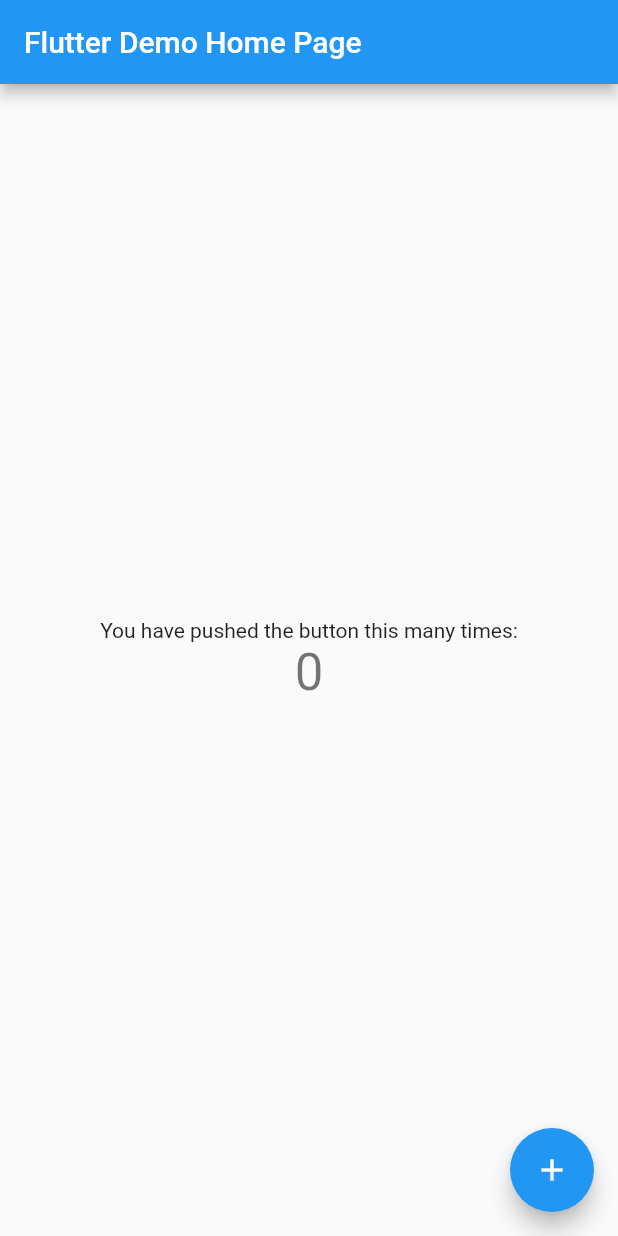
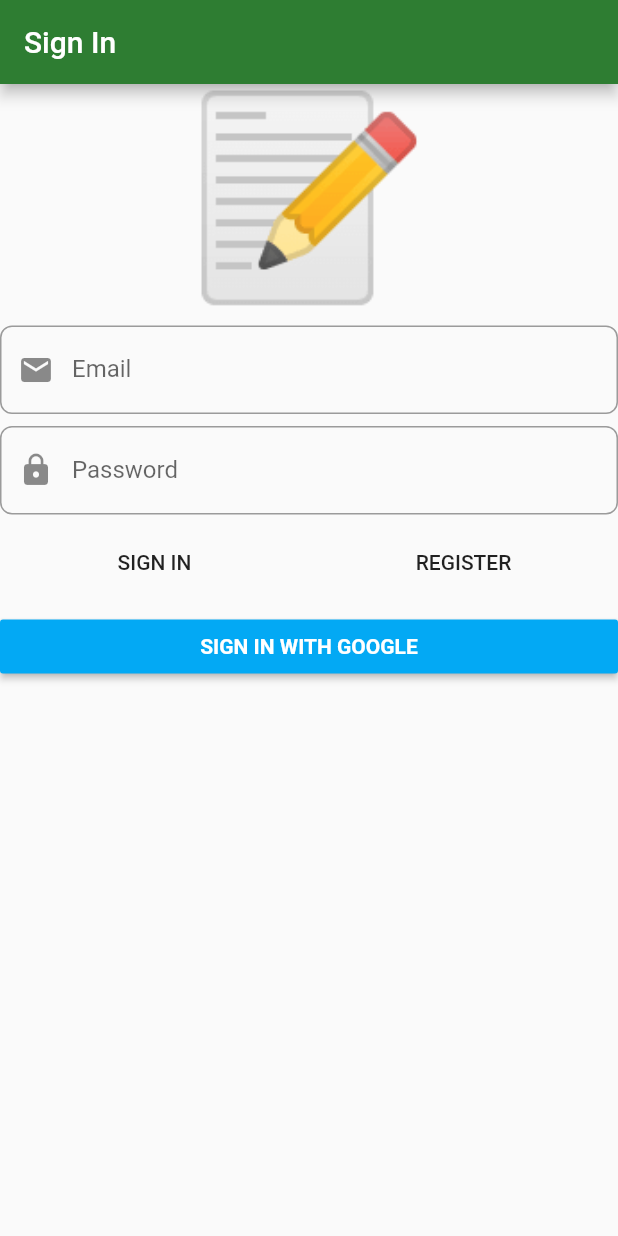
Before and after one commit to julianvu/notes_firebase_ddd, a Flutter app: the screen it shows after launch, on a phone screen of 412 x 824 dp. Run offline on Flutter 3.47's test engine with Material 2 defaults, Android fonts, the phone set to English and light mode, and no system bars; our stand-ins replace bloc, dartz, firebase_auth, firebase_core, flushbar, flutter_bloc and 4 more; accounts and stored records are empty; generated files the repository leaves out were written again.

Commit message:
Implement Sign-In form

```diff
--- a/lib/application/auth/sign_in_form/sign_in_form_bloc.dart
+++ b/lib/application/auth/sign_in_form/sign_in_form_bloc.dart
@@ -2,6 +2,7 @@ import 'dart:async';
 
 import 'package:bloc/bloc.dart';
 import 'package:dartz/dartz.dart';
+import 'package:flutter/material.dart';
 import 'package:freezed_annotation/freezed_annotation.dart';
 import 'package:injectable/injectable.dart';
 import 'package:notes_firebase_ddd_course/domain/auth/auth_failure.dart';
@@ -83,7 +84,7 @@ class SignInFormBloc extends Bloc<SignInFormEvent, SignInFormState> {
 
     yield state.copyWith(
       isSubmitting: false,
-      showErrorMessages: true,
+      showErrorMessages: AutovalidateMode.always,
       authFailureOrSuccessOption: optionOf(failureOrSuccess),
     );
   }
--- a/lib/application/auth/sign_in_form/sign_in_form_state.dart
+++ b/lib/application/auth/sign_in_form/sign_in_form_state.dart
@@ -5,7 +5,7 @@ abstract class SignInFormState with _$SignInFormState {
   const factory SignInFormState({
     @required EmailAddress emailAddress,
     @required Password password,
-    @required bool showErrorMessages,
+    @required AutovalidateMode showErrorMessages,
     @required bool isSubmitting,
     @required Option<Either<AuthFailure, Unit>> authFailureOrSuccessOption,
   }) = _SignInFormState;
@@ -13,7 +13,7 @@ abstract class SignInFormState with _$SignInFormState {
   factory SignInFormState.initial() => SignInFormState(
         emailAddress: EmailAddress(""),
         password: Password(""),
-        showErrorMessages: false,
+        showErrorMessages: AutovalidateMode.disabled,
         isSubmitting: false,
         authFailureOrSuccessOption: none(),
       );
--- a/lib/infrastructure/auth/firebase_auth_facade.dart
+++ b/lib/infrastructure/auth/firebase_auth_facade.dart
@@ -73,8 +73,6 @@ class FirebaseAuthFacade implements IAuthFacade {
       return right(unit);
     } on FirebaseAuthException catch (e) {
       return left(const AuthFailure.serverError());
-    } on PlatformException catch (e) {
-      return left(const AuthFailure.serverError());
     }
   }
 }
--- a/lib/main.dart
+++ b/lib/main.dart
@@ -1,120 +1,12 @@
+import 'package:firebase_core/firebase_core.dart';
 import 'package:flutter/material.dart';
 import 'package:injectable/injectable.dart';
 import 'package:notes_firebase_ddd_course/injection.dart';
+import 'package:notes_firebase_ddd_course/presentation/core/app_widget.dart';
 
-void main() {
+void main() async {
+  WidgetsFlutterBinding.ensureInitialized();
+  await Firebase.initializeApp();
   configureInjection(Environment.prod);
-  runApp(MyApp());
+  runApp(AppWidget());
 }
-
-class MyApp extends StatelessWidget {
-  // This widget is the root of your application.
-  @override
-  Widget build(BuildContext context) {
-    return MaterialApp(
-      title: 'Flutter Demo',
-      theme: ThemeData(
-        // This is the theme of your application.
-        //
-        // Try running your application with "flutter run". You'll see the
-        // application has a blue toolbar. Then, without quitting the app, try
-        // changing the primarySwatch below to Colors.green and then invoke
-        // "hot reload" (press "r" in the console where you ran "flutter run",
-        // or simply save your changes to "hot reload" in a Flutter IDE).
-        // Notice that the counter didn't reset back to zero; the application
-        // is not restarted.
-        primarySwatch: Colors.blue,
-        // This makes the visual density adapt to the platform that you run
-        // the app on. For desktop platforms, the controls will be smaller and
-        // closer together (more dense) than on mobile platforms.
-        visualDensity: VisualDensity.adaptivePlatformDensity,
-      ),
-      home: MyHomePage(title: 'Flutter Demo Home Page'),
-    );
-  }
-}
-
-class MyHomePage extends StatefulWidget {
-  MyHomePage({Key key, this.title}) : super(key: key);
-
-  // This widget is the home page of your application. It is stateful, meaning
-  // that it has a State object (defined below) that contains fields that affect
-  // how it looks.
-
-  // This class is the configuration for the state. It holds the values (in this
-  // case the title) provided by the parent (in this case the App widget) and
-  // used by the build method of the State. Fields in a Widget subclass are
-  // always marked "final".
-
-  final String title;
-
-  @override
-  _MyHomePageState createState() => _MyHomePageState();
-}
-
-class _MyHomePageState extends State<MyHomePage> {
-  int _counter = 0;
-
-  void _incrementCounter() {
-    setState(() {
-      // This call to setState tells the Flutter framework that something has
-      // changed in this State, which causes it to rerun the build method below
-      // so that the display can reflect the updated values. If we changed
-      // _counter without calling setState(), then the build method would not be
-      // called again, and so nothing would appear to happen.
-      _counter++;
-    });
-  }
-
-  @override
-  Widget build(BuildContext context) {
-    // This method is rerun every time setState is called, for instance as done
-    // by the _incrementCounter method above.
-    //
-    // The Flutter framework has been optimized to make rerunning build methods
-    // fast, so that you can just rebuild anything that needs updating rather
-    // than having to individually change instances of widgets.
-    return Scaffold(
-      appBar: AppBar(
-        // Here we take the value from the MyHomePage object that was created by
-        // the App.build method, and use it to set our appbar title.
-        title: Text(widget.title),
-      ),
-      body: Center(
-        // Center is a layout widget. It takes a single child and positions it
-        // in the middle of the parent.
-        child: Column(
-          // Column is also a layout widget. It takes a list of children and
-          // arranges them vertically. By default, it sizes itself to fit its
-          // children horizontally, and tries to be as tall as its parent.
-          //
-          // Invoke "debug painting" (press "p" in the console, choose the
-          // "Toggle Debug Paint" action from the Flutter Inspector in Android
-          // Studio, or the "Toggle Debug Paint" command in Visual Studio Code)
-          // to see the wireframe for each widget.
-          //
-          // Column has various properties to control how it sizes itself and
-          // how it positions its children. Here we use mainAxisAlignment to
-          // center the children vertically; the main axis here is the vertical
-          // axis because Columns are vertical (the cross axis would be
-          // horizontal).
-          mainAxisAlignment: MainAxisAlignment.center,
-          children: <Widget>[
-            Text(
-              'You have pushed the button this many times:',
-            ),
-            Text(
-              '$_counter',
-              style: Theme.of(context).textTheme.headline4,
-            ),
-          ],
-        ),
-      ),
-      floatingActionButton: FloatingActionButton(
-        onPressed: _incrementCounter,
-        tooltip: 'Increment',
-        child: Icon(Icons.add),
-      ), // This trailing comma makes auto-formatting nicer for build methods.
-    );
-  }
-}
--- /dev/null
+++ b/lib/presentation/core/app_widget.dart
@@ -0,0 +1,23 @@
+import 'package:flutter/material.dart';
+import 'package:notes_firebase_ddd_course/presentation/sign_in/sign_in_page.dart';
+
+class AppWidget extends StatelessWidget {
+  // This widget is the root of your application.
+  @override
+  Widget build(BuildContext context) {
+    return MaterialApp(
+        title: 'Notes',
+        debugShowCheckedModeBanner: false,
+        theme: ThemeData.light().copyWith(
+          primaryColor: Colors.green[800],
+          accentColor: Colors.blueAccent,
+          visualDensity: VisualDensity.adaptivePlatformDensity,
+          inputDecorationTheme: InputDecorationTheme(
+            border: OutlineInputBorder(
+              borderRadius: BorderRadius.circular(8.0),
+            ),
+          ),
+        ),
+        home: SignInPage());
+  }
+}
--- /dev/null
+++ b/lib/presentation/sign_in/sign_in_page.dart
@@ -0,0 +1,20 @@
+import 'package:flutter/material.dart';
+import 'package:flutter_bloc/flutter_bloc.dart';
+import 'package:notes_firebase_ddd_course/application/auth/sign_in_form/sign_in_form_bloc.dart';
+import 'package:notes_firebase_ddd_course/injection.dart';
+import 'package:notes_firebase_ddd_course/presentation/sign_in/widgets/sign_in_form.dart';
+
+class SignInPage extends StatelessWidget {
+  @override
+  Widget build(BuildContext context) {
+    return Scaffold(
+      appBar: AppBar(
+        title: const Text("Sign In"),
+      ),
+      body: BlocProvider(
+        create: (context) => getIt<SignInFormBloc>(),
+        child: SignInForm(),
+      ),
+    );
+  }
+}
--- /dev/null
+++ b/lib/presentation/sign_in/widgets/sign_in_form.dart
@@ -0,0 +1,140 @@
+import 'package:flushbar/flushbar_helper.dart';
+import 'package:flutter/material.dart';
+import 'package:flutter_bloc/flutter_bloc.dart';
+import 'package:notes_firebase_ddd_course/application/auth/sign_in_form/sign_in_form_bloc.dart';
+
+class SignInForm extends StatelessWidget {
+  @override
+  Widget build(BuildContext context) {
+    return BlocConsumer<SignInFormBloc, SignInFormState>(
+      listener: (context, state) {
+        state.authFailureOrSuccessOption.fold(() {}, (either) {
+          either.fold((failure) {
+            FlushbarHelper.createError(
+              message: failure.map(
+                  cancelledByUser: (_) => "Cancelled",
+                  emailAlreadyInUse: (_) => "Email already in use",
+                  invalidEmailAndPasswordCombination: (_) =>
+                      "Invalid email and password combination",
+                  serverError: (_) => "Server error"),
+            ).show(context);
+          }, (right) {});
+        });
+      },
+      builder: (context, state) {
+        return Form(
+          autovalidateMode: state.showErrorMessages,
+          child: ListView(
+            children: [
+              const Text(
+                "📝",
+                textAlign: TextAlign.center,
+                style: TextStyle(
+                  fontSize: 130,
+                ),
+              ),
+              const SizedBox(
+                height: 8.0,
+              ),
+              TextFormField(
+                decoration: const InputDecoration(
+                  prefixIcon: Icon(Icons.email),
+                  labelText: "Email",
+                ),
+                autocorrect: false,
+                onChanged: (value) =>
+                    BlocProvider.of<SignInFormBloc>(context).add(
+                  SignInFormEvent.emailChanged(value),
+                ),
+                validator: (_) => BlocProvider.of<SignInFormBloc>(context)
+                    .state
+                    .emailAddress
+                    .value
+                    .fold(
+                      (f) => f.maybeMap(
+                        invalidEmail: (_) => "Invalid Email",
+                        orElse: () => null,
+                      ),
+                      (r) => null,
+                    ),
+              ),
+              const SizedBox(
+                height: 8.0,
+              ),
+              TextFormField(
+                decoration: const InputDecoration(
+                  prefixIcon: Icon(Icons.lock),
+                  labelText: "Password",
+                ),
+                autocorrect: false,
+                obscureText: true,
+                onChanged: (value) =>
+                    BlocProvider.of<SignInFormBloc>(context).add(
+                  SignInFormEvent.passwordChanged(value),
+                ),
+                validator: (_) => BlocProvider.of<SignInFormBloc>(context)
+                    .state
+                    .password
+                    .value
+                    .fold(
+                      (f) => f.maybeMap(
+                        shortPassword: (_) => "Short Password",
+                        orElse: () => null,
+                      ),
+                      (r) => null,
+                    ),
+              ),
+              const SizedBox(
+                height: 8.0,
+              ),
+              Row(
+                children: [
+                  Expanded(
+                    child: FlatButton(
+                      child: const Text("SIGN IN"),
+                      onPressed: () {
+                        BlocProvider.of<SignInFormBloc>(context).add(
+                          const SignInFormEvent
+                              .signInWithEmailAndPasswordPressed(),
+                        );
+                      },
+                    ),
+                  ),
+                  Expanded(
+                    child: FlatButton(
+                      child: const Text("REGISTER"),
+                      onPressed: () {
+                        BlocProvider.of<SignInFormBloc>(context).add(
+                          const SignInFormEvent
+                              .registerWithEmailAndPasswordPressed(),
+                        );
+                      },
+                    ),
+                  ),
+                ],
+              ),
+              const SizedBox(
+                height: 8.0,
+              ),
+              RaisedButton(
+                onPressed: () {
+                  BlocProvider.of<SignInFormBloc>(context).add(
+                    const SignInFormEvent.signInWithGooglePressed(),
+                  );
+                },
+                color: Colors.lightBlue,
+                child: const Text(
+                  "SIGN IN WITH GOOGLE",
+                  style: TextStyle(
+                    color: Colors.white,
+                    fontWeight: FontWeight.bold,
+                  ),
+                ),
+              )
+            ],
+          ),
+        );
+      },
+    );
+  }
+}
--- a/pubspec.yaml
+++ b/pubspec.yaml
@@ -26,6 +26,7 @@ dependencies:
   dartz: ^0.9.2
   firebase_auth: ^0.20.0+1
   firebase_core: ^0.7.0
+  flushbar: ^1.10.4
   flutter_bloc: ^6.1.1
   freezed_annotation: ^0.12.0
   get_it: ^5.0.6
```
Also changed, not shown: lib/application/auth/sign_in_form/sign_in_form_bloc.freezed.dart, pubspec.lock, 5 other files.
